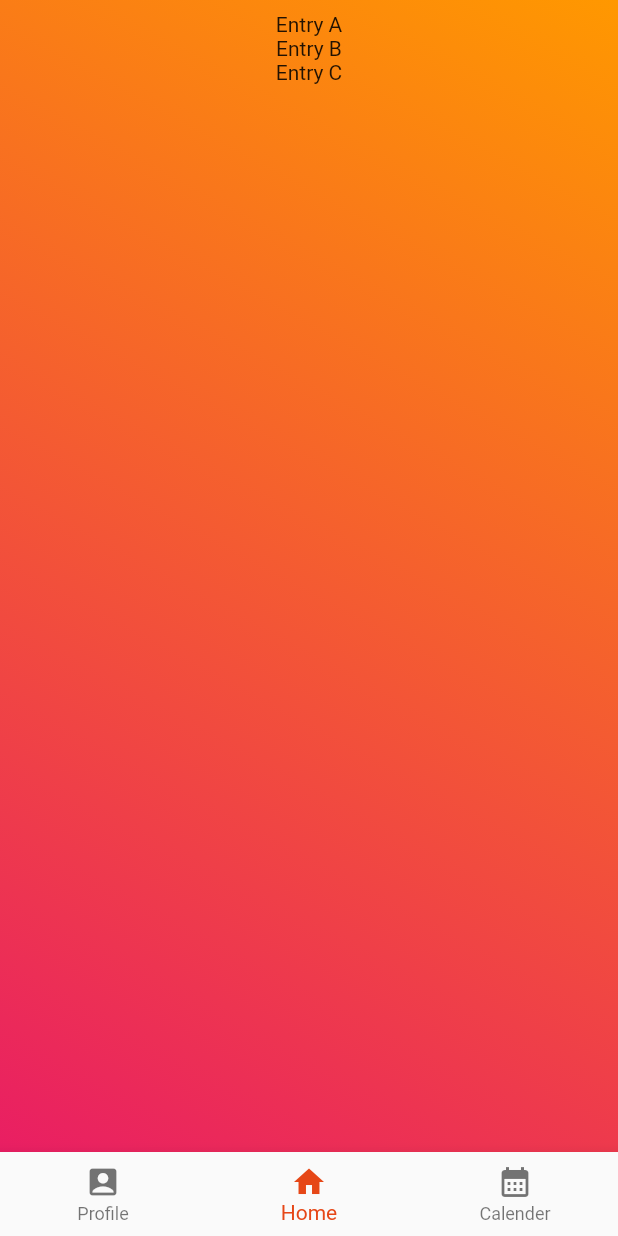
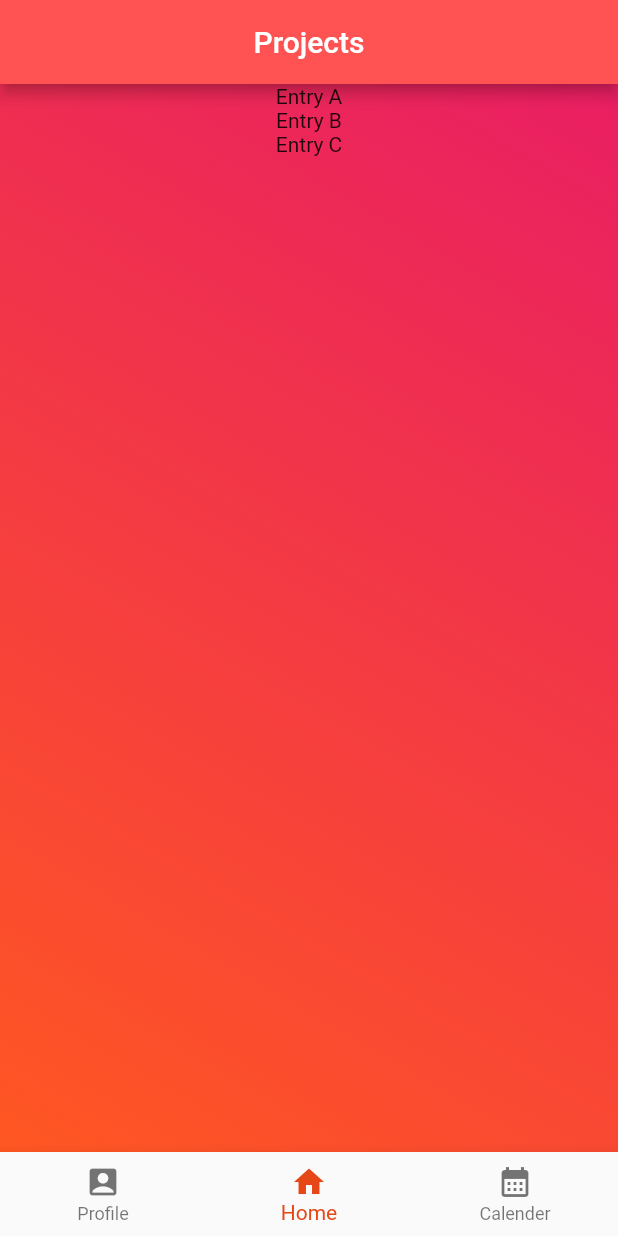
Before and after one commit to haydentinker/TheFermentationStation, a Flutter app: the screen it shows after launch, on a phone screen of 412 x 824 dp. Run offline on Flutter 3.47's test engine with Material 2 defaults, Android fonts, the light colour scheme and no system bars.

Commit message:
added appbar and gradient and dynamic listbuilder

```diff
--- a/fermentation/lib/main.dart
+++ b/fermentation/lib/main.dart
@@ -12,6 +12,8 @@ class MyApp extends StatefulWidget {
 }
 
 class _MyHomePageState extends State<MyApp> {
+  final List<String> entries = <String>['A', 'B', 'C'];
+
   int _selectedIndex = 1;
   void _onItemTapped(int index) {
     setState(() {
@@ -23,24 +25,27 @@ class _MyHomePageState extends State<MyApp> {
   Widget build(BuildContext context) {
     return MaterialApp(
       home: Scaffold(
+        appBar: AppBar(
+            title: const Text('Projects'),
+            backgroundColor: Colors.redAccent,
+            centerTitle: true,
+          ),
         body: Center(
           child: Container(
             decoration: const BoxDecoration(
                 gradient: LinearGradient(
-              begin: Alignment.topRight,
-              end: Alignment.bottomLeft,
+              begin: Alignment.bottomLeft,
+              end: Alignment.topRight,
               colors: [
-                Colors.orange,
+                Colors.deepOrange,
                 Colors.pink,
               ],
             )),
-            child: ListView(
-              padding: const EdgeInsets.all(8),
-              children: const <Widget>[
-                Center(child: Text('Entry A')),
-                Center(child: Text('Entry B')),
-                Center(child: Text('Entry C')),
-              ],
+            child: ListView.builder(
+              itemCount: entries.length,
+              itemBuilder: (BuildContext context, int index) {
+                return Center(child: Text('Entry ${entries[index]}'));
+              },
             ),
           ),
         ),
```
